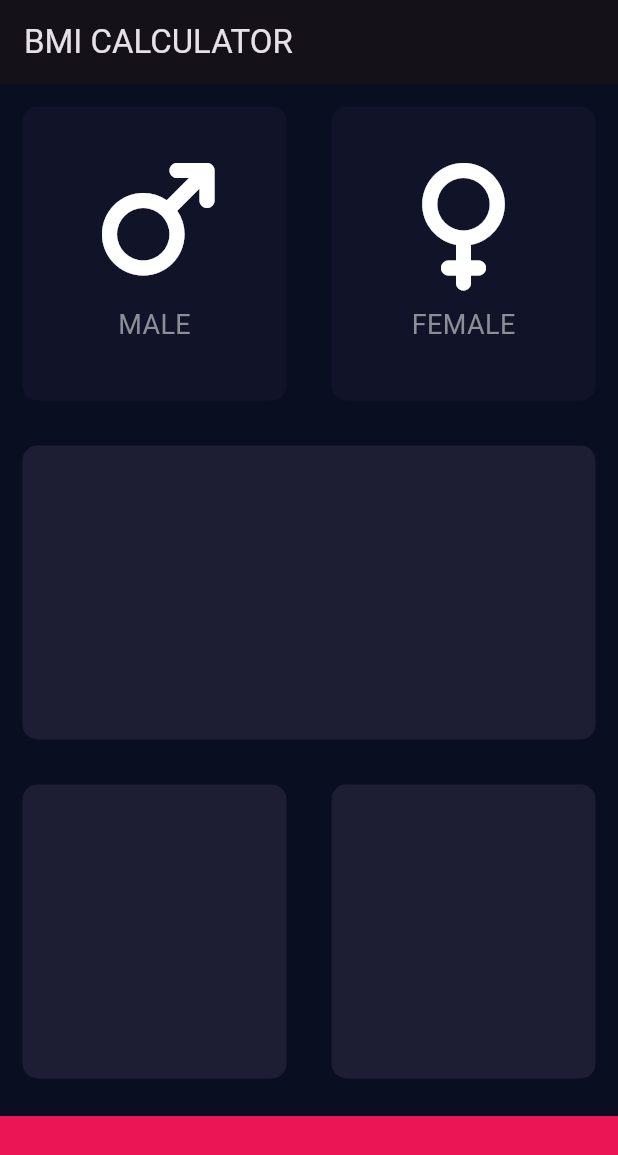
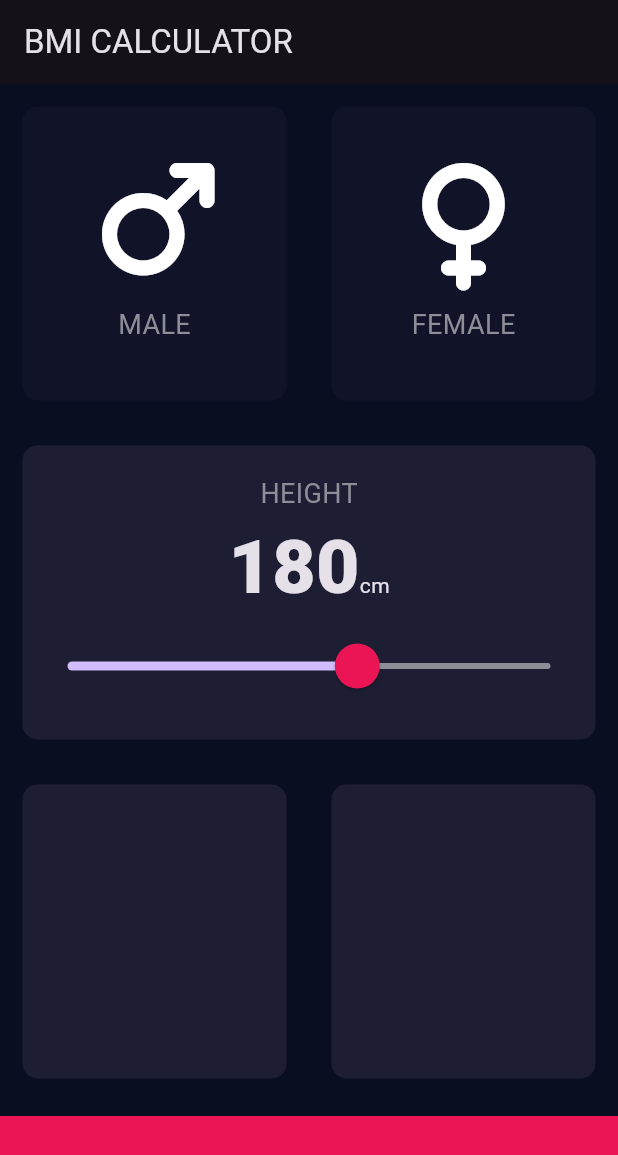
Before and after one commit to niloymamun/bmi-calculator-flutter, a Flutter app: the screen it shows after launch, on a phone screen of 412 x 824 dp. Shown: the top 1155 px of the screen. Run offline on Flutter 3.47's test engine with Material 3 defaults, Android fonts, the phone set to English and light mode, and no system bars; our stand-ins replace font_awesome_flutter.

Commit message:
add new constants dart file and slider

```diff
--- /dev/null
+++ b/lib/constants.dart
@@ -0,0 +1,8 @@
+import 'package:flutter/material.dart';
+
+const kBottomContainerHeight = 80.0;
+const kActiveCardColor = Color(0xFF1D1E33);
+const kInactiveCardColor = Color(0xFF111328);
+const kBottomContainerColor = Color(0xFFEB1555);
+const kLabelTextStyle = TextStyle(fontSize: 18.0, color: Color(0xFF8D8E98));
+const kNumberTextStyle = TextStyle(fontSize: 50.0, fontWeight: FontWeight.w900);
--- a/lib/input_page.dart
+++ b/lib/input_page.dart
@@ -1,12 +1,8 @@
+import 'package:bmi_calculator_flutter/constants.dart';
 import 'package:bmi_calculator_flutter/icon_content.dart';
 import 'package:bmi_calculator_flutter/reusable_card.dart';
 import 'package:flutter/material.dart';
 import 'package:font_awesome_flutter/font_awesome_flutter.dart';
-
-const bottomContainerHeight = 80.0;
-const activeCardColor = Color(0xFF1D1E33);
-const inactiveCardColor = Color(0xFF111328);
-const bottomContainerColor = Color(0xFFEB1555);
 
 enum Gender { male, female }
 
@@ -19,6 +15,7 @@ class InputPage extends StatefulWidget {
 
 class _InputPageState extends State<InputPage> {
   Gender? selectedGender;
+  int height = 180;
 
   @override
   Widget build(BuildContext context) {
@@ -26,6 +23,7 @@ class _InputPageState extends State<InputPage> {
       appBar: AppBar(title: Text('BMI CALCULATOR')),
 
       body: Column(
+        crossAxisAlignment: CrossAxisAlignment.stretch,
         children: [
           Expanded(
             child: Row(
@@ -38,8 +36,8 @@ class _InputPageState extends State<InputPage> {
                       });
                     },
                     color: selectedGender == Gender.male
-                        ? activeCardColor
-                        : inactiveCardColor,
+                        ? kActiveCardColor
+                        : kInactiveCardColor,
                     cardChild: IconContent(
                       icon: FontAwesomeIcons.mars,
                       label: 'MALE',
@@ -54,8 +52,8 @@ class _InputPageState extends State<InputPage> {
                       });
                     },
                     color: selectedGender == Gender.female
-                        ? activeCardColor
-                        : inactiveCardColor,
+                        ? kActiveCardColor
+                        : kInactiveCardColor,
                     cardChild: IconContent(
                       icon: FontAwesomeIcons.venus,
                       label: 'FEMALE',
@@ -68,8 +66,48 @@ class _InputPageState extends State<InputPage> {
           Expanded(
             child: ReusableCard(
               onTap: () {},
-              color: activeCardColor,
-              cardChild: Container(),
+              color: kActiveCardColor,
+              cardChild: Column(
+                mainAxisAlignment: MainAxisAlignment.center,
+                children: [
+                  Text('HEIGHT', style: kLabelTextStyle),
+                  Row(
+                    mainAxisAlignment: MainAxisAlignment.center,
+                    crossAxisAlignment: CrossAxisAlignment.baseline,
+                    textBaseline: TextBaseline.alphabetic,
+                    children: [
+                      Text(height.toString(), style: kNumberTextStyle),
+                      Text('cm'),
+                    ],
+                  ),
+
+                  SliderTheme(
+                    data: SliderTheme.of(context).copyWith(
+                      inactiveTrackColor: Color(0xFF8D8E98),
+                      activeTickMarkColor: Colors.white,
+                      thumbColor: Color(0xFFEB1555),
+                      overlayColor: Color(0x29EB1555),
+                      thumbShape: RoundSliderThumbShape(
+                        enabledThumbRadius: 15.0,
+                      ),
+                      overlayShape: RoundSliderOverlayShape(
+                        overlayRadius: 30.0,
+                      ),
+                    ),
+                    child: Slider(
+                      value: height.toDouble(),
+                      min: 120.0,
+                      max: 220.0,
+
+                      onChanged: (double newValue) {
+                        setState(() {
+                          height = newValue.round();
+                        });
+                      },
+                    ),
+                  ),
+                ],
+              ),
             ),
           ),
           Expanded(
@@ -78,14 +116,14 @@ class _InputPageState extends State<InputPage> {
                 Expanded(
                   child: ReusableCard(
                     onTap: () {},
-                    color: activeCardColor,
+                    color: kActiveCardColor,
                     cardChild: Container(),
                   ),
                 ),
                 Expanded(
                   child: ReusableCard(
                     onTap: () {},
-                    color: activeCardColor,
+                    color: kActiveCardColor,
                     cardChild: Container(),
                   ),
                 ),
@@ -94,10 +132,10 @@ class _InputPageState extends State<InputPage> {
           ),
 
           Container(
-            color: bottomContainerColor,
+            color: kBottomContainerColor,
             margin: EdgeInsets.only(top: 10.0),
             width: double.infinity,
-            height: bottomContainerHeight,
+            height: kBottomContainerHeight,
           ),
         ],
       ),
```
